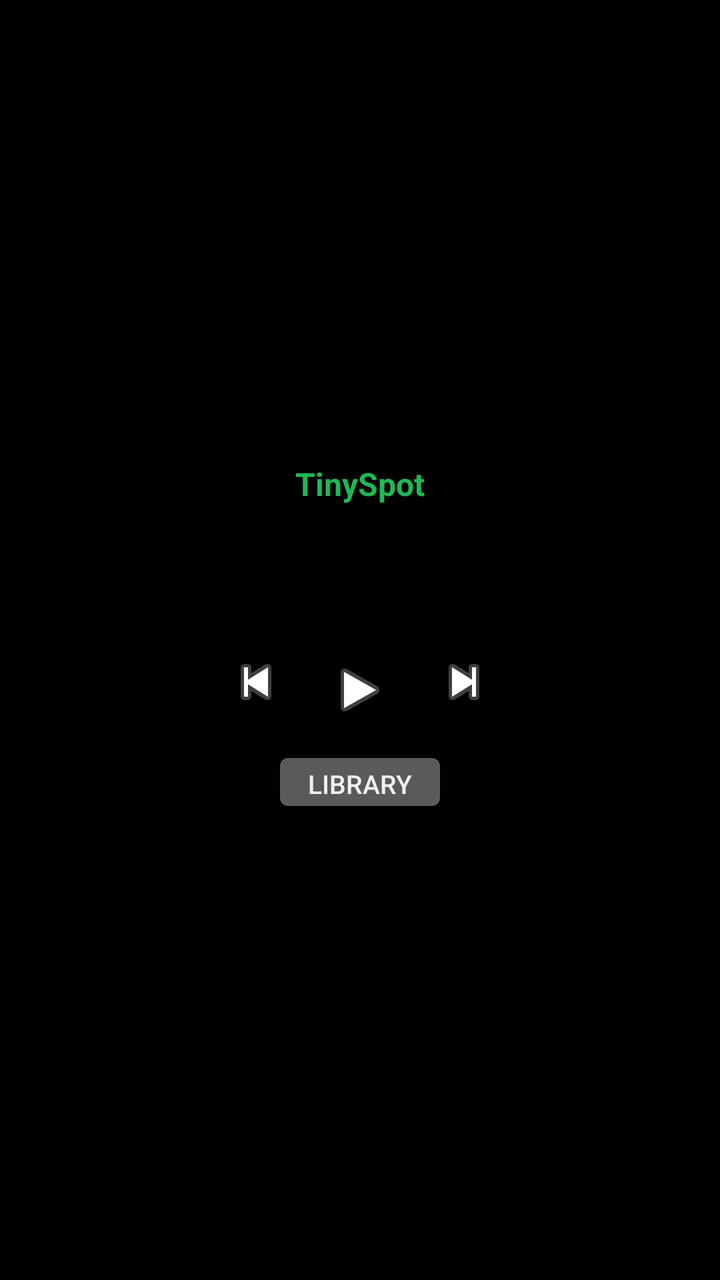
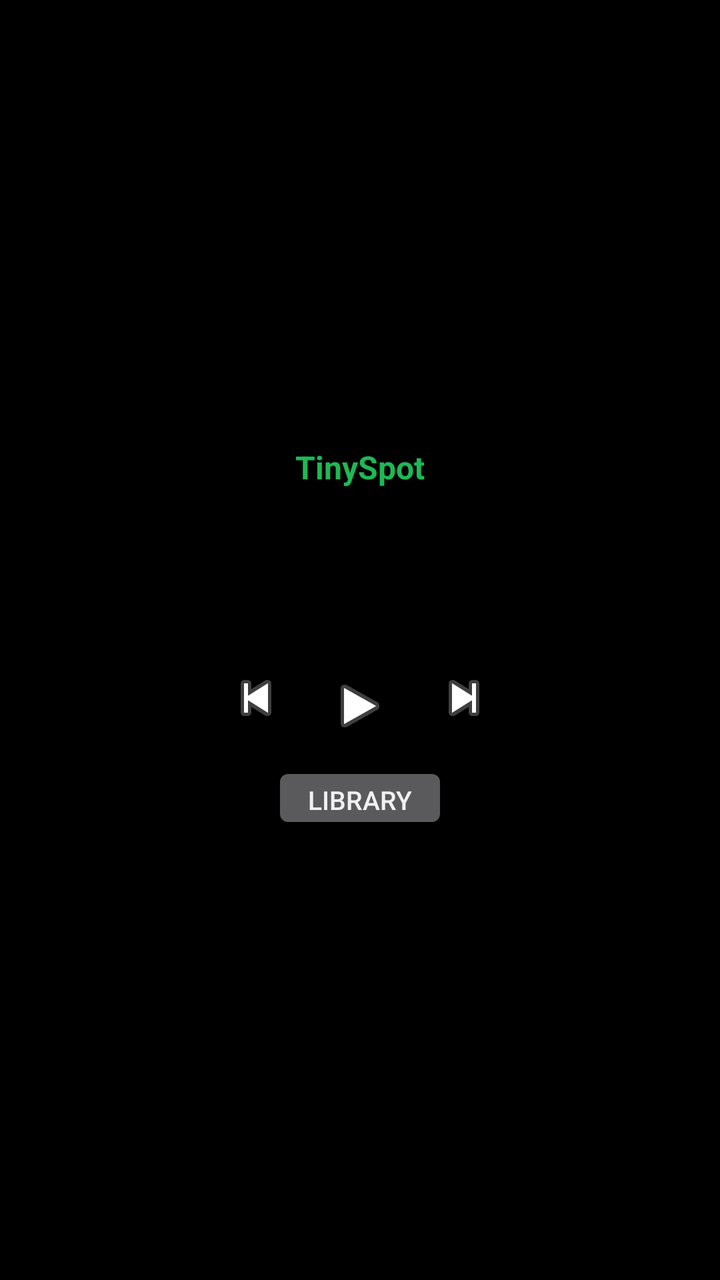

Before-and-after screenshots of an Android layout around one commit, followed by the original layout XML and the change that was made.
<!-- AndroidManifest.xml: application theme android:Theme.DeviceDefault -->
<!-- res/layout/activity_main.xml -->
<?xml version="1.0" encoding="utf-8"?>
<LinearLayout xmlns:android="http://schemas.android.com/apk/res/android"
    android:layout_width="match_parent"
    android:layout_height="match_parent"
    android:background="#000000"
    android:gravity="center"
    android:orientation="vertical"
    android:padding="28dp">

    <TextView
        android:layout_width="wrap_content"
        android:layout_height="wrap_content"
        android:text="TinySpot"
        android:textColor="#1DB954"
        android:textSize="16sp"
        android:textStyle="bold" />

    <TextView
        android:id="@+id/spotify"
        android:layout_width="wrap_content"
        android:layout_height="wrap_content"
        android:gravity="center"
        android:textColor="#FFFFFF"
        android:textSize="13sp" />

    <TextView
        android:id="@+id/player"
        android:layout_width="wrap_content"
        android:layout_height="wrap_content"
        android:textColor="#AAAAAA"
        android:textSize="13sp" />

    <TextView
        android:id="@+id/track"
        android:layout_width="match_parent"
        android:layout_height="wrap_content"
        android:layout_marginTop="4dp"
        android:ellipsize="end"
        android:gravity="center"
        android:maxLines="2"
        android:textColor="#FFFFFF"
        android:textSize="14sp" />

    <LinearLayout
        android:layout_width="wrap_content"
        android:layout_height="wrap_content"
        android:layout_marginTop="6dp"
        android:orientation="horizontal">

        <ImageButton
            android:id="@+id/prev"
            android:layout_width="48dp"
            android:layout_height="48dp"
            android:background="@null"
            android:contentDescription="Previous"
            android:src="@android:drawable/ic_media_previous" />

        <ImageButton
            android:id="@+id/play_pause"
            android:layout_width="56dp"
            android:layout_height="56dp"
            android:background="@null"
            android:contentDescription="Play/Pause"
            android:src="@android:drawable/ic_media_play" />

        <ImageButton
            android:id="@+id/next"
            android:layout_width="48dp"
            android:layout_height="48dp"
            android:background="@null"
            android:contentDescription="Next"
            android:src="@android:drawable/ic_media_next" />
    </LinearLayout>

    <Button
        android:id="@+id/library"
        android:layout_width="wrap_content"
        android:layout_height="36dp"
        android:minHeight="0dp"
        android:text="Library"
        android:textSize="13sp" />
</LinearLayout>
<!-- resources referenced by this layout -->
<resources>

</resources>

<!-- the commit's change to res/layout/activity_main.xml (unified diff, before → after) -->
@@ -41,6 +41,13 @@
         android:textColor="#FFFFFF"
         android:textSize="14sp" />
 
+    <TextView
+        android:id="@+id/position"
+        android:layout_width="wrap_content"
+        android:layout_height="wrap_content"
+        android:textColor="#AAAAAA"
+        android:textSize="12sp" />
+
     <LinearLayout
         android:layout_width="wrap_content"
         android:layout_height="wrap_content"
